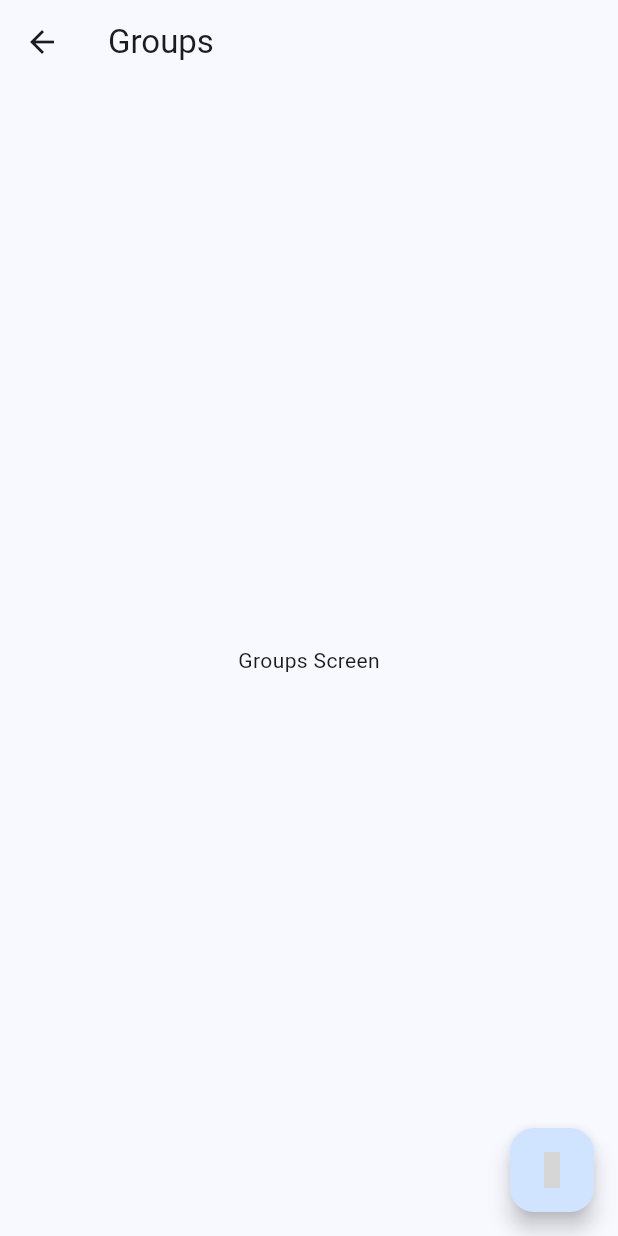
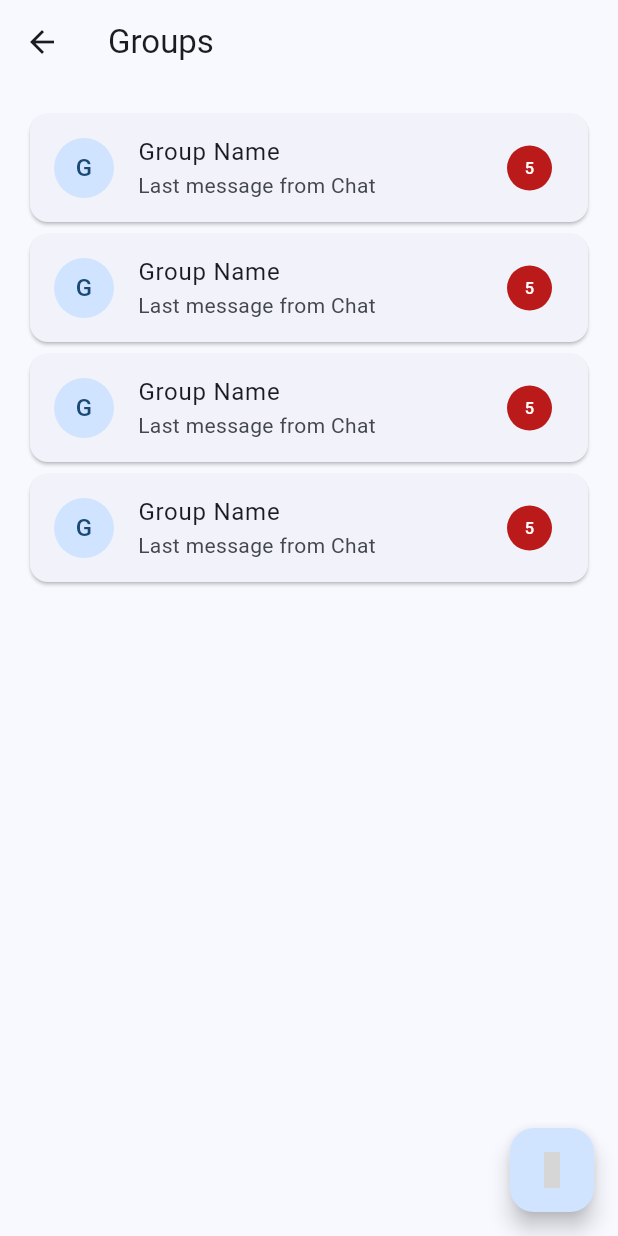
Before and after one commit to 3madhani/TalkVerse, a Flutter app: the GroupsScreen screen opened directly, on a phone screen of 412 x 824 dp. Run offline on Flutter 3.47's test engine with Material 3 defaults, Android fonts, the phone set to English and light mode, and no system bars; our stand-ins replace flutter_svg, iconsax; grey boxes are pictures that could not be loaded.

Commit message:
feat: implement groups screen with group cards and navigation to chat screen

```diff
--- a/lib/features/home/presentation/views/groups_screen.dart
+++ b/lib/features/home/presentation/views/groups_screen.dart
@@ -1,5 +1,7 @@
 import 'package:flutter/material.dart';
 import 'package:iconsax/iconsax.dart';
+
+import 'widgets/group_card.dart';
 
 class GroupsScreen extends StatelessWidget {
   const GroupsScreen({super.key});
@@ -8,13 +10,26 @@ class GroupsScreen extends StatelessWidget {
   Widget build(BuildContext context) {
     return Scaffold(
       appBar: AppBar(title: const Text('Groups')),
-      body: const Center(child: Text('Groups Screen')),
       floatingActionButton: FloatingActionButton(
         onPressed: () {
           // Add your action here
         },
         child: const Icon(Iconsax.message_add_1),
       ),
+      body: Padding(
+        padding: const EdgeInsets.all(16.0),
+        child: Column(
+          children: [
+            Expanded(
+              child: ListView.builder(
+                padding: const EdgeInsets.all(0),
+                itemCount: 4,
+                itemBuilder: (context, index) => const GroupCard(),
+              ),
+            ),
+          ],
+        ),
+      ),
     );
   }
 }
--- a/lib/features/home/presentation/views/widgets/group_card.dart
+++ b/lib/features/home/presentation/views/widgets/group_card.dart
@@ -0,0 +1,30 @@
+import 'package:flutter/material.dart';
+
+import '../../../../chats/presentation/views/chat_screen.dart';
+
+class GroupCard extends StatelessWidget {
+  const GroupCard({super.key});
+
+  @override
+  Widget build(BuildContext context) {
+    return Card(
+      child: ListTile(
+        onTap: () {
+          // Navigate to chat screen
+          Navigator.push(
+            context,
+            MaterialPageRoute(builder: (context) => const ChatScreen()),
+          );
+        },
+        leading: const CircleAvatar(child: Text('G')),
+        title: const Text('Group Name'),
+        subtitle: const Text('Last message from Chat '),
+        trailing: const Badge(
+          padding: EdgeInsets.all(6),
+          largeSize: 30,
+          label: Text('5'),
+        ),
+      ),
+    );
+  }
+}
```
